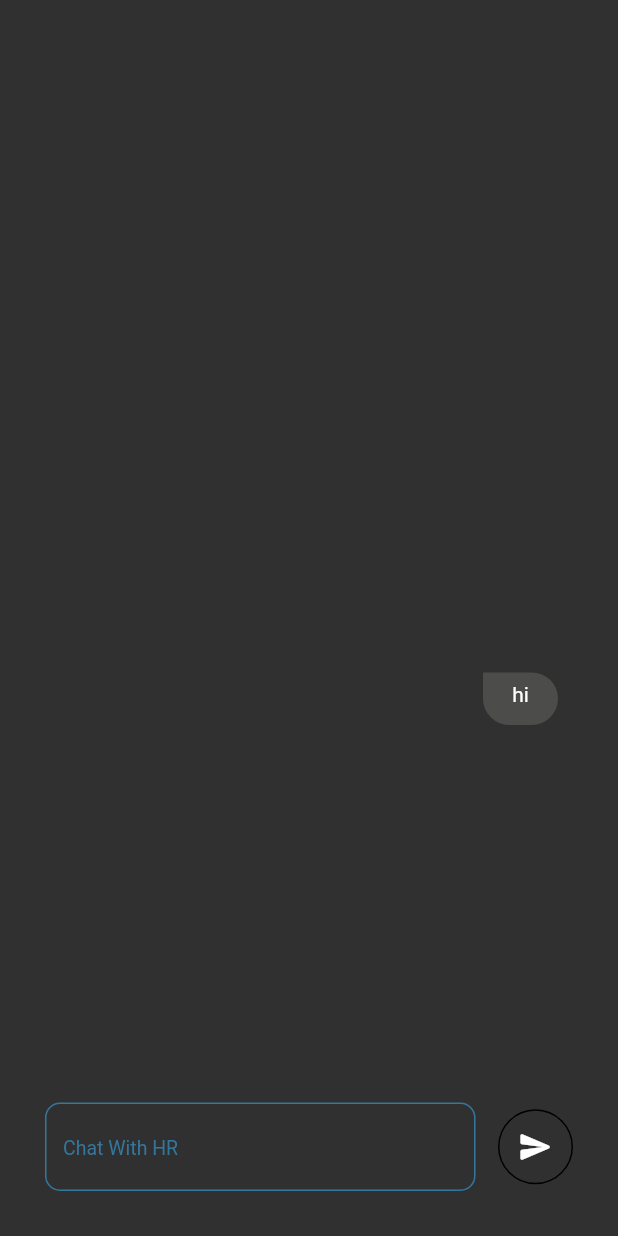
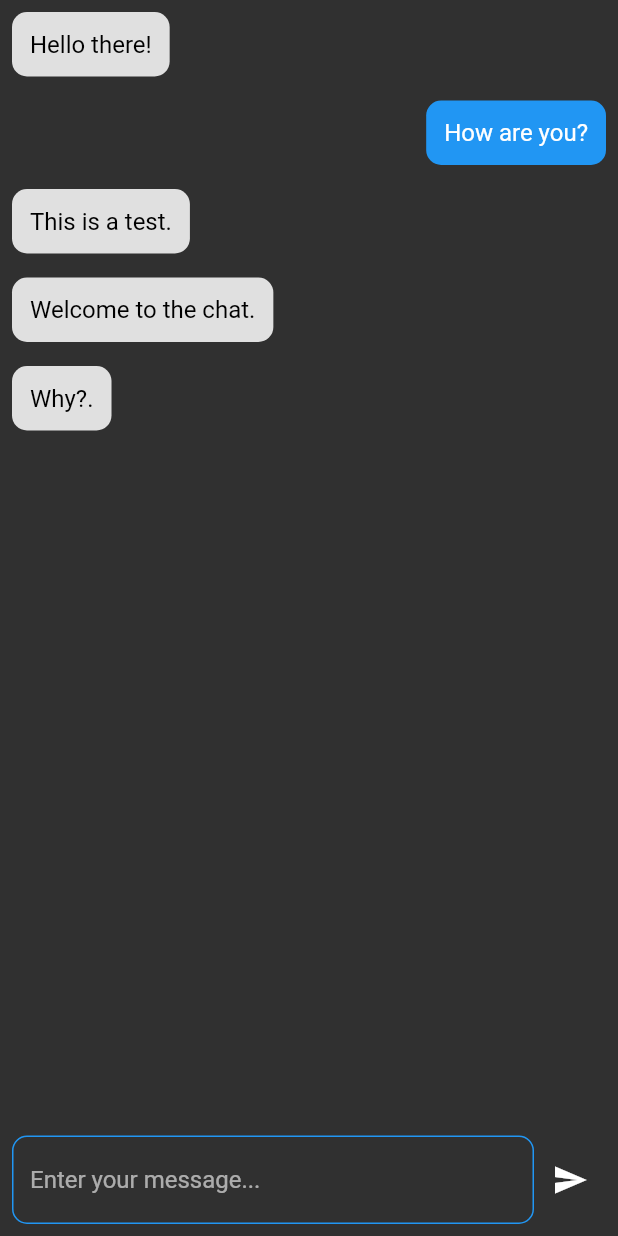
Before and after one commit to Nizam310/ess, a Flutter app: the ChatPage widget shown alone on an empty page, opened directly, on a phone screen of 412 x 824 dp. Run offline on Flutter 3.47's test engine with Material 2 defaults, Android fonts, the phone set to English and light mode, and no system bars; our stand-ins replace file_picker, fl_chart, flutter_map, geocoding, geolocator, latlong2 and 2 more; missing offline and left inert: flutter_map_marker_cluster, flutter_meedu_videoplayer.

Commit message:
changes of colors and themes and created new chat page,

```diff
--- a/lib/design/chat_page/chat_page.dart
+++ b/lib/design/chat_page/chat_page.dart
@@ -1,8 +1,6 @@
 import 'package:flutter/material.dart';
-import 'package:nb_utils/nb_utils.dart';
 import 'package:provider/provider.dart';
 
-import '../common_widgets/text_field.dart';
 import 'chat_provider.dart';
 
 class ChatPage extends StatelessWidget {
@@ -12,68 +10,58 @@ class ChatPage extends StatelessWidget {
   Widget build(BuildContext context) {
     return ChangeNotifierProvider(
       create: (_) => ChatVm(),
-      child: Builder(builder: (
-        context,
-      ) {
-        final widget = Align(
-          alignment: AlignmentDirectional.bottomEnd,
-          child: Container(
-            margin: const EdgeInsets.all(10),
-            padding: const EdgeInsets.all(7),
-            height: 35,
-            width: 50,
-            decoration: const BoxDecoration(
-                borderRadius: BorderRadius.only(
-                    topRight: Radius.circular(20),
-                    bottomLeft: Radius.circular(20),
-                    bottomRight: Radius.circular(20)),
-                color: Color(0xFF4C4C4A)),
-            child: const Text(
-              "hi",
-              style: TextStyle(color: Colors.white),
-              textAlign: TextAlign.center,
+      child: Builder(builder: (context) {
+        return Column(
+          children: [
+            Expanded(
+              child: ListView.builder(
+                itemCount: context.select((ChatVm value) => value.messages.length),
+                itemBuilder: (context, index) {
+                  final message = context.read<ChatVm>().messages[index];
+                  return Padding(
+                    padding: const EdgeInsets.all(8.0),
+                    child: Align(
+                      alignment: message['isMe'] ? Alignment.centerRight : Alignment.centerLeft,
+                      child: Container(
+                        padding: const EdgeInsets.all(12.0),
+                        decoration: BoxDecoration(
+                          color: message['isMe'] ? Colors.blue : Colors.grey[300],
+                          borderRadius: BorderRadius.circular(10.0),
+                        ),
+                        child: Text(
+                          message['message'],
+                          style: TextStyle(
+                            color: message['isMe'] ? Colors.white : Colors.black,
+                            fontSize: 16.0,
+                          ),
+                        ),
+                      ),
+                    ),
+                  );
+                },
+              ),
             ),
-          ),
-        );
-        return Stack(
-          children: [
-            Ink(
-              // color: Colors.red,
-              height: MediaQuery.of(context).size.height * 0.72,
-              child: ListView(
-                reverse: true,
-                padding:
-                    const EdgeInsets.symmetric(horizontal: 30, vertical: 100),
+            Container(
+              padding: const EdgeInsets.all(8.0),
+              child: Row(
                 children: [
-                  widget,
+                  Expanded(
+                    child: TextField(
+                      controller: context.read<ChatVm>().chatController,
+                      decoration: const InputDecoration(
+                        hintText: 'Enter your message...',
+                        border: OutlineInputBorder(),
+                      ),
+                    ),
+                  ),
+                  IconButton(
+                    icon: const Icon(Icons.send),
+                    onPressed: context.read<ChatVm>().sendMessage,
+                  ),
                 ],
               ),
             ),
-            Align(
-                alignment: AlignmentDirectional.bottomEnd,
-                child: Row(
-                  children: [
-                    Expanded(
-                      child: CusTextField(
-                        controller: context
-                            .select((ChatVm value) => value.chatController),
-                        onChanged: (val) {},
-                        hintText: "Chat With HR",
-                      ).paddingRight(15),
-                    ),
-                    Container(
-                      decoration: BoxDecoration(
-                          borderRadius: BorderRadius.circular(100),
-                          border: Border.all(color: Colors.black)),
-                      child: IconButton(
-                          onPressed: () {},
-                          icon: const Icon(Icons.send_rounded)),
-                    ),
-                  ],
-                ).paddingSymmetric(horizontal: 30, vertical: 30)),
           ],
         );
       }),
-    );
-  }
-}
+    );}}
--- a/lib/design/chat_page/chat_provider.dart
+++ b/lib/design/chat_page/chat_provider.dart
@@ -1,5 +1,39 @@
 import 'package:flutter/cupertino.dart';
 
-class ChatVm extends ChangeNotifier{
+class ChatVm extends ChangeNotifier {
   TextEditingController chatController = TextEditingController();
+  List<Map<String, dynamic>> messages = [
+    {
+      'message': 'Hello there!',
+      'isMe': false,
+    },
+    {
+      'message': 'How are you?',
+      'isMe': true,
+    },
+    {
+      'message': 'This is a test.',
+      'isMe': false,
+    },
+    {
+      'message': 'Welcome to the chat.',
+      'isMe': false,
+    },
+    {
+      'message': 'Why?.',
+      'isMe': false,
+    },
+  ];
+
+  void sendMessage() {
+    String message = chatController.text;
+    if (message.isNotEmpty) {
+      messages.add({
+        'message': message,
+        'isMe': true,
+      });
+      chatController.clear();
+      notifyListeners();
+    }
+  }
 }
```
Also changed, not shown: lib/design/dash_board/dash_board_screen.dart (+47 -20 lines), lib/design/home/widgets/monthly_capacity.dart (+5 -14 lines), lib/design/notification/notification.dart (+21 -7 lines), lib/design/tasks/work_items/widget/task_card.dart (+29 -12 lines).
